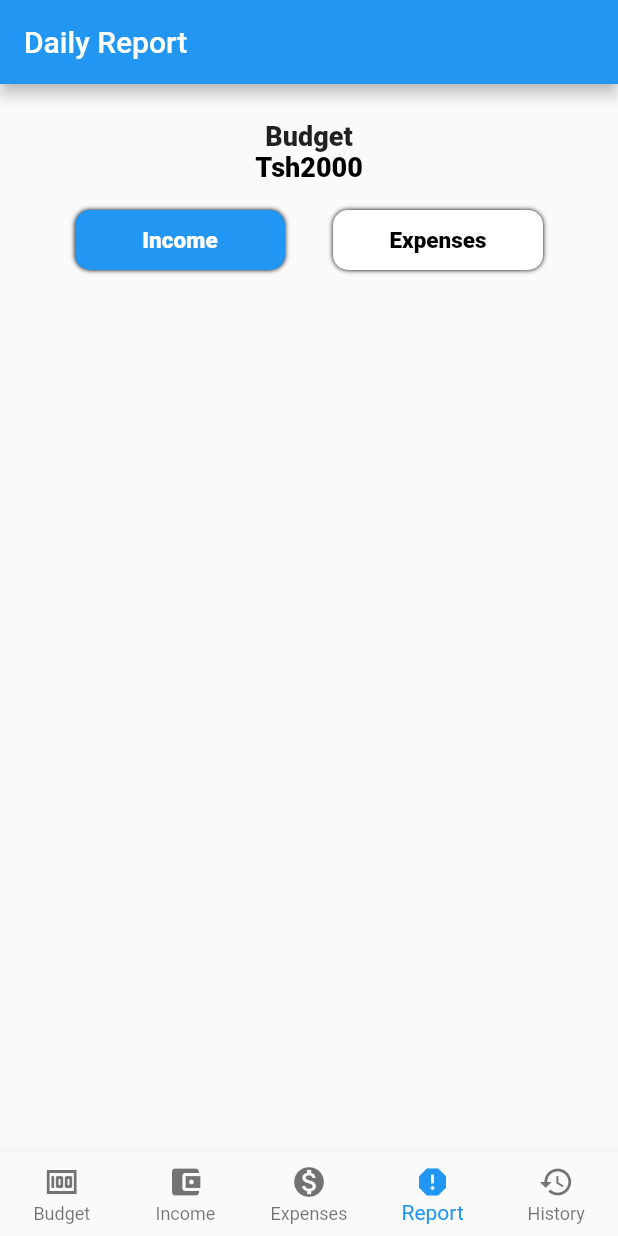
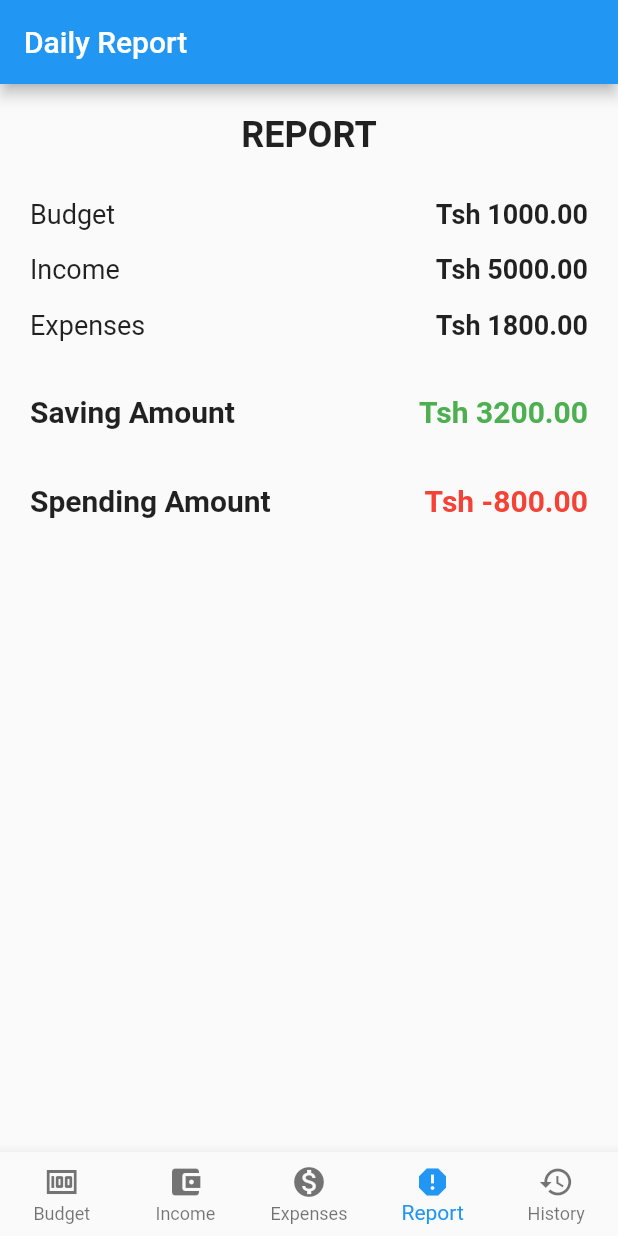
Before and after one commit to DOJA2/Budgeting-App, a Flutter app: the screen it shows after launch, item 4 of the bottom bar chosen, on a phone screen of 412 x 824 dp. Run offline on Flutter 3.47's test engine with Material 2 defaults, Android fonts, the phone set to English and light mode, and no system bars; our stand-ins replace firebase_core; accounts and stored records are empty.

Commit message:
debug(false) & Report change

```diff
--- a/lib/Pages/Report.dart
+++ b/lib/Pages/Report.dart
@@ -1,96 +1,135 @@
 import 'package:flutter/material.dart';
 
-class Report extends StatefulWidget {
-  const Report({super.key});
-
-  @override
-  _ReportState createState() => _ReportState();
+void main() {
+  runApp(ReportApp());
 }
 
-class _ReportState extends State<Report> {
-  List day = ['Income', 'Expenses'];
-  int index_color = 0;
+class ReportApp extends StatelessWidget {
+  @override
+  Widget build(BuildContext context) {
+    return MaterialApp(
+      debugShowCheckedModeBanner: false,
+      home: ReportPage(),
+    );
+  }
+}
+
+class ReportPage extends StatefulWidget {
+  @override
+  _ReportPageState createState() => _ReportPageState();
+}
+
+class _ReportPageState extends State<ReportPage> {
+  double budget = 1000.0; // Replace with your actual budget value
+  double income = 5000.0; // Replace with your actual income value
+  double expenses = 1800.0; // Replace with your actual expenses value
+
+  double get savingAmount => income - expenses;
+  double get spendingAmount => budget - expenses;
+
+  Color getSavingColor() {
+    if (savingAmount > 0) {
+      return Colors.green;
+    } else if (savingAmount < 0) {
+      return Colors.red;
+    } else {
+      return Colors.blue;
+    }
+  }
+
+  Color getSpendingColor() {
+    if (spendingAmount > 0) {
+      return Colors.green;
+    } else if (spendingAmount < 0) {
+      return Colors.red;
+    } else {
+      return Colors.blue;
+    }
+  }
 
   @override
   Widget build(BuildContext context) {
     return Scaffold(
       appBar: AppBar(
-        title: const Text('Daily Report'),
+        title: Text('Daily Report'),
       ),
-      body: SafeArea(
-        child: CustomScrollView(slivers: [
-          SliverToBoxAdapter(
-            child: Padding(
-              padding: const EdgeInsets.all(8.0),
+      body: Padding(
+        padding: const EdgeInsets.all(20.0),
         child: Column(
+          crossAxisAlignment: CrossAxisAlignment.stretch,
           children: [
-                  SizedBox(height: 16),
+            _buildHeader(),
+            SizedBox(height: 20),
+            _buildAmountRow('Budget', budget),
+            _buildAmountRow('Income', income),
+            _buildAmountRow('Expenses', expenses),
+            SizedBox(height: 20),
+            _buildResultRow('Saving Amount', savingAmount, getSavingColor()),
+            SizedBox(height: 20),
+            _buildResultRow('Spending Amount', spendingAmount, getSpendingColor()),
+          ],
+        ),
+      ),
+    );
+  }
+
+  Widget _buildHeader() {
+    return Text(
+      'REPORT',
+      style: TextStyle(
+        fontSize: 24,
+        fontWeight: FontWeight.bold,
+      ),
+      textAlign: TextAlign.center,
+    );
+  }
+
+  Widget _buildAmountRow(String label, double amount) {
+    return Padding(
+      padding: const EdgeInsets.symmetric(vertical: 8.0),
+      child: Row(
+        mainAxisAlignment: MainAxisAlignment.spaceBetween,
+        children: [
           Text(
-                    'Budget',
+            label,
             style: TextStyle(
-                      fontWeight: FontWeight.w800,
               fontSize: 18,
             ),
           ),
           Text(
-                    'Tsh2000',
+            'Tsh ${amount.toStringAsFixed(2)}',
             style: TextStyle(
               fontSize: 18,
-                      color: Colors.black,
-                      fontWeight: FontWeight.w800,
-                    ),
-                  ),
-                  SizedBox(height: 18),
-                  Padding(
-                    padding: const EdgeInsets.symmetric(horizontal: 10),
-                    child: Row(
-                      // mainAxisAlignment: MainAxisAlignment.center,
-                      mainAxisAlignment: MainAxisAlignment.spaceEvenly,
-                      children: [
-                        ...List.generate(2, (index) {
-                          return GestureDetector(
-                            onTap: () {
-                              setState(() {index_color = index;
-                              }
-                              );
-                            },
-
-                            child: Container(
-                              height: 40,
-                              width: 140,
-                              decoration: BoxDecoration(
-                                boxShadow: [BoxShadow(
-                                  color: Colors.black,
-                                  blurRadius: 2,
-                                )],
-
-                                borderRadius: BorderRadius.circular(10),
-                                color: index_color == index?
-                                 Colors.blue:
-                                 Colors.white,
-                              ),
-                              alignment: Alignment.center,
-                              child: Text(
-                                day[index],
-                                style: TextStyle(
-                                  fontSize: 15,
-                                  color: index_color == index?
-                                 Colors.white:
-                                 Colors.black,
-                                  fontWeight: FontWeight.w800,
-                                ),
-                              ),
-                            ),
-                          );
-                        })
-                      ],
+              fontWeight: FontWeight.bold,
             ),
           ),
         ],
       ),
+    );
+  }
+
+  Widget _buildResultRow(String label, double amount, Color color) {
+    return Padding(
+      padding: const EdgeInsets.symmetric(vertical: 8.0),
+      child: Row(
+        mainAxisAlignment: MainAxisAlignment.spaceBetween,
+        children: [
+          Text(
+            label,
+            style: TextStyle(
+              fontSize: 20,
+              fontWeight: FontWeight.bold,
             ),
-          )
-        ]),
+          ),
+          Text(
+            'Tsh ${amount.toStringAsFixed(2)}',
+            style: TextStyle(
+              fontSize: 20,
+              fontWeight: FontWeight.bold,
+              color: color,
+            ),
+          ),
+        ],
       ),
     );
   }
--- a/lib/Pages/bugdet.dart
+++ b/lib/Pages/bugdet.dart
@@ -10,6 +10,7 @@ class BudgetApp extends StatelessWidget {
   @override
   Widget build(BuildContext context) {
     return const MaterialApp(
+      debugShowCheckedModeBanner: false,
       home: BudgetPage(),
     );
   }
--- a/lib/Pages/expenses.dart
+++ b/lib/Pages/expenses.dart
@@ -10,6 +10,7 @@ class ExpensesApp extends StatelessWidget {
   @override
   Widget build(BuildContext context) {
     return const MaterialApp(
+      debugShowCheckedModeBanner: false,
       home: ExpensesPage(),
     );
   }
--- a/lib/Pages/home.dart
+++ b/lib/Pages/home.dart
@@ -26,7 +26,7 @@ class _HomePageState extends State<HomePage> {
     BudgetPage(),
     IncomePage(),
     ExpensesApp(),
-    Report(),
+    ReportApp(),
     History(),
   ];
 
--- a/lib/Pages/income.dart
+++ b/lib/Pages/income.dart
@@ -10,6 +10,7 @@ class IncomeApp extends StatelessWidget {
   @override
   Widget build(BuildContext context) {
     return const MaterialApp(
+      debugShowCheckedModeBanner: false,
       home: IncomePage(),
     );
   }
--- a/lib/main.dart
+++ b/lib/main.dart
@@ -1,5 +1,10 @@
 import 'package:flutter/material.dart';
+
 import 'Pages/home.dart';
+
+
+//import 'Pages/splash.dart';
+
 
 
 
@@ -13,6 +18,7 @@ class MyApp extends StatelessWidget {
   @override
   Widget build(BuildContext context) {
     return MaterialApp(
+      debugShowCheckedModeBanner: false,
       home: HomePage(),
     );
   }
--- a/pubspec.yaml
+++ b/pubspec.yaml
@@ -37,6 +37,8 @@ dependencies:
   cupertino_icons: ^1.0.2
   firebase_core: ^2.15.0
   cloud_firestore: ^4.8.4
+  #http: ^1.1.0
+ # get: ^4.6.5
 
 dev_dependencies:
   flutter_test:
```
Lines whose indentation alone changed are shown as unchanged.
